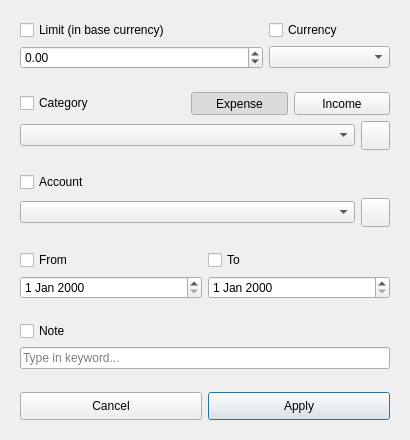
david4more/Finance, file Desktop/Dialogs/CustomFilters/CustomFiltersForm.ui: the form before one commit.
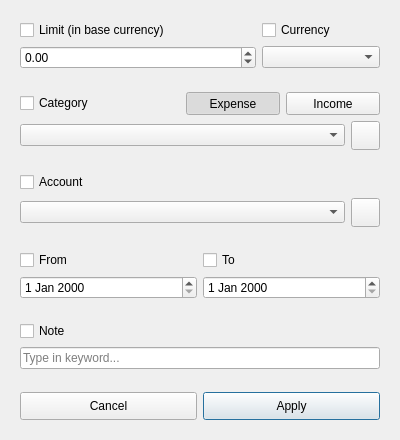
The form after the commit. Icons and pictures are not drawn.

What changed in the file:
```diff
--- a/Desktop/Dialogs/CustomFilters/CustomFiltersForm.ui
+++ b/Desktop/Dialogs/CustomFilters/CustomFiltersForm.ui
@@ -6,7 +6,7 @@
    <rect>
     <x>0</x>
     <y>0</y>
-    <width>410</width>
+    <width>400</width>
     <height>440</height>
    </rect>
   </property>
@@ -144,7 +144,7 @@
           <item>
            <widget class="QToolButton" name="income">
             <property name="sizePolicy">
-             <sizepolicy hsizetype="Preferred" vsizetype="Fixed">
+             <sizepolicy hsizetype="Preferred" vsizetype="Preferred">
               <horstretch>0</horstretch>
               <verstretch>0</verstretch>
              </sizepolicy>
```
Left out of the diff: 6 changed lines with no effect on the pictures.
